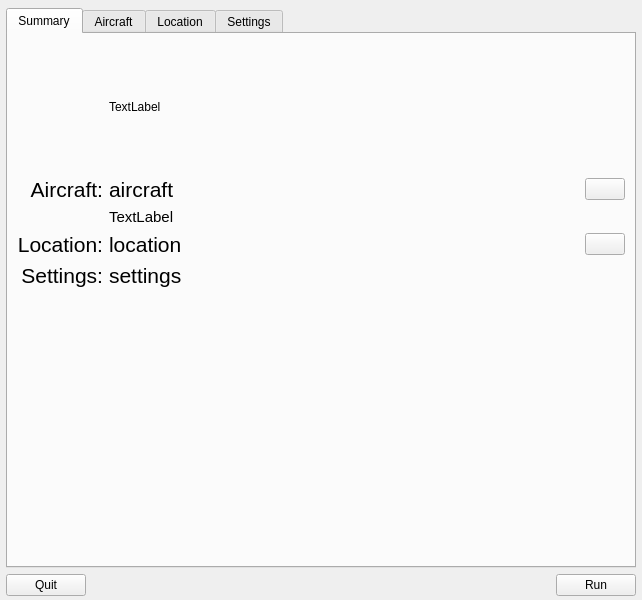
Before: the Qt Designer form src/GUI/Launcher.ui in FlightGear/flightgear, drawn with Qt 5.
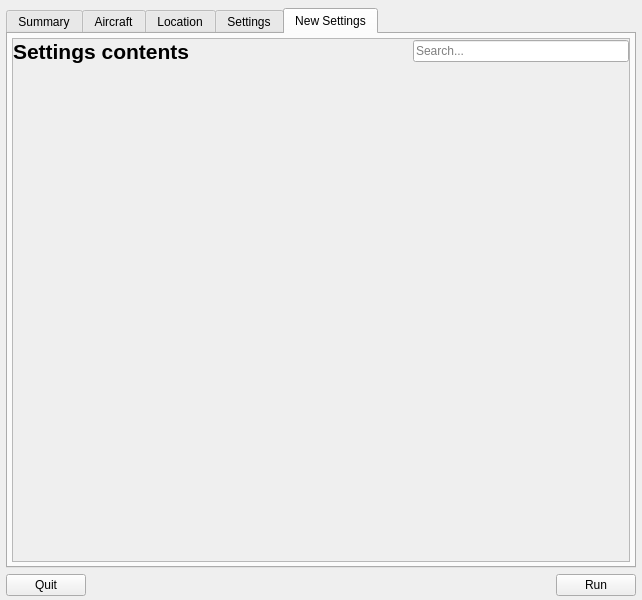
After: the same form once the commit is applied. Icons and pictures are not drawn. Custom widgets are drawn as their Qt base class.

Commit message: Proof-of-concept for new settings UI.

Diff of the .ui file:
```diff
--- a/src/GUI/Launcher.ui
+++ b/src/GUI/Launcher.ui
@@ -18,7 +18,7 @@
         <normaloff>:/app-icon-large</normaloff>:/app-icon-large</iconset>
       </property>
       <widget class="QWidget" name="centralwidget">
-        <layout class="QGridLayout" name="gridLayout_2">
+   <layout class="QVBoxLayout" name="verticalLayout_2">
           <property name="leftMargin">
             <number>6</number>
           </property>
@@ -31,10 +31,10 @@
           <property name="bottomMargin">
             <number>4</number>
           </property>
-          <item row="0" column="0">
+    <item>
             <widget class="QTabWidget" name="tabWidget">
               <property name="currentIndex">
-                <number>0</number>
+       <number>4</number>
               </property>
               <widget class="QWidget" name="summaryTab">
                 <attribute name="title">
@@ -635,9 +635,110 @@
                   </item>
                 </layout>
               </widget>
-            </widget>
-          </item>
-          <item row="1" column="0">
+      <widget class="QWidget" name="settings2Tab">
+       <attribute name="title">
+        <string>New Settings</string>
+       </attribute>
+       <layout class="QVBoxLayout" name="verticalLayout">
+        <property name="leftMargin">
+         <number>4</number>
+        </property>
+        <property name="topMargin">
+         <number>4</number>
+        </property>
+        <property name="rightMargin">
+         <number>4</number>
+        </property>
+        <property name="bottomMargin">
+         <number>4</number>
+        </property>
+        <item>
+         <widget class="QScrollArea" name="scrollArea">
+          <property name="widgetResizable">
+           <bool>true</bool>
+          </property>
+          <widget class="QWidget" name="settingsScrollContents">
+           <property name="geometry">
+            <rect>
+             <x>0</x>
+             <y>0</y>
+             <width>614</width>
+             <height>507</height>
+            </rect>
+           </property>
+           <layout class="QVBoxLayout" name="verticalLayout_5">
+            <property name="leftMargin">
+             <number>0</number>
+            </property>
+            <property name="topMargin">
+             <number>0</number>
+            </property>
+            <property name="rightMargin">
+             <number>0</number>
+            </property>
+            <property name="bottomMargin">
+             <number>0</number>
+            </property>
+            <item>
+             <layout class="QHBoxLayout" name="horizontalLayout_3">
+              <item>
+               <widget class="QLabel" name="label_12">
+                <property name="font">
+                 <font>
+                  <pointsize>16</pointsize>
+                  <weight>75</weight>
+                  <bold>true</bold>
+                 </font>
+                </property>
+                <property name="text">
+                 <string>Settings contents</string>
+                </property>
+               </widget>
+              </item>
+              <item>
+               <spacer name="horizontalSpacer_4">
+                <property name="orientation">
+                 <enum>Qt::Horizontal</enum>
+                </property>
+                <property name="sizeHint" stdset="0">
+                 <size>
+                  <width>40</width>
+                  <height>20</height>
+                 </size>
+                </property>
+               </spacer>
+              </item>
+              <item>
+               <widget class="QLineEdit" name="lineEdit">
+                <property name="placeholderText">
+                 <string>Search...</string>
+                </property>
+               </widget>
+              </item>
+             </layout>
+            </item>
+            <item>
+             <spacer name="verticalSpacer">
+              <property name="orientation">
+               <enum>Qt::Vertical</enum>
+              </property>
+              <property name="sizeHint" stdset="0">
+               <size>
+                <width>20</width>
+                <height>471</height>
+               </size>
+              </property>
+             </spacer>
+            </item>
+           </layout>
+          </widget>
+         </widget>
+        </item>
+       </layout>
+      </widget>
+     </widget>
+    </item>
+    <item>
             <layout class="QHBoxLayout" name="horizontalLayout">
               <property name="spacing">
                 <number>0</number>
```
Lines whose indentation alone changed are shown as unchanged. The commit also changes 22 other files.
